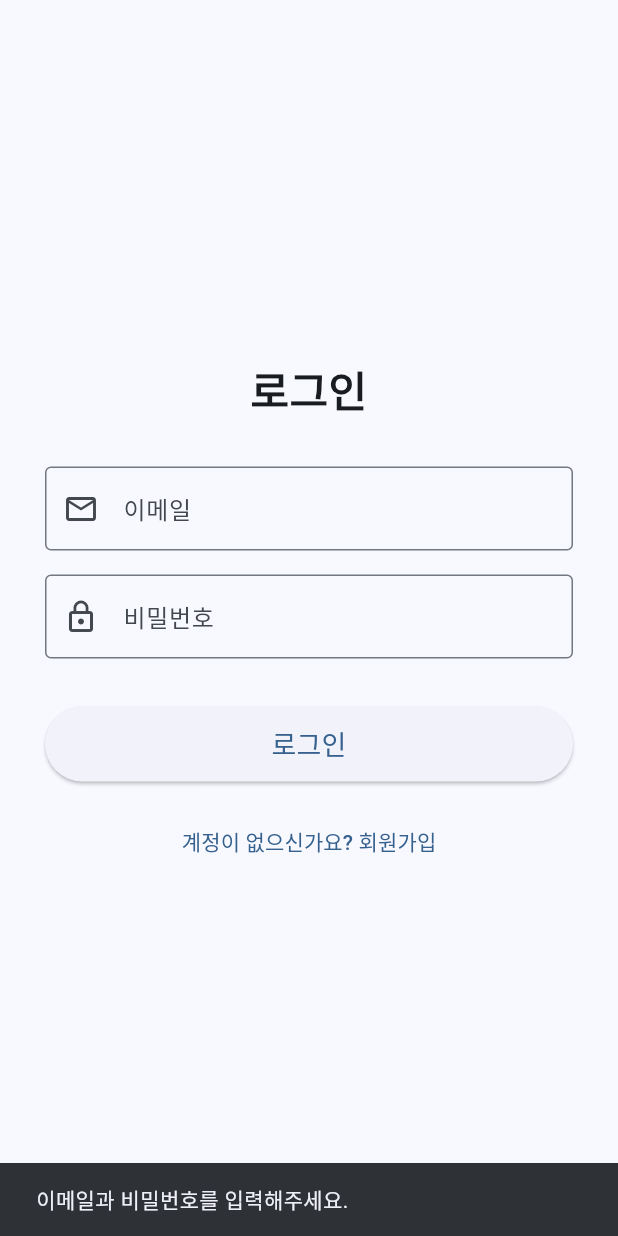
After one commit to YunFlutter/front_mission, a Flutter app: the LoginScreen screen opened directly, after a tap on "로그인", on a phone screen of 412 x 824 dp. The commit adds this screen. Run offline on Flutter 3.47's test engine with Material 3 defaults, Android fonts, the light colour scheme and no system bars; our stand-ins replace dio, flutter_riverpod, flutter_secure_storage, freezed_annotation, jwt_decoder, riverpod_annotation; accounts and stored records are empty; generated files the repository leaves out were written again.

Commit message:
feat : 로그인 페이지 작업 중

```diff
--- /dev/null
+++ b/lib/data/model/user_model.dart
@@ -0,0 +1,18 @@
+import 'package:freezed_annotation/freezed_annotation.dart';
+
+part 'user_model.freezed.dart';
+part 'user_model.g.dart';
+
+@freezed
+abstract class User with _$User {
+  // 생성자
+  factory User({
+    required int id,          // 사용자 고유 번호 (없으면 0 등으로 처리)
+    required String username, // 아이디 (이메일)
+    required String name,     // 사용자 이름 (표시 이름)
+    String? email,            // 이메일 (선택)
+  }) = _User;
+
+  // JSON -> 객체 변환 메서드
+  factory User.fromJson(Map<String, dynamic> json) => _$UserFromJson(json);
+}
--- a/lib/main.dart
+++ b/lib/main.dart
@@ -1,6 +1,6 @@
 import 'package:flutter/material.dart';
 import 'package:flutter_riverpod/flutter_riverpod.dart';
-import 'package:front_mission/ui/auth/signup_screen.dart';
+import 'package:front_mission/ui/auth/signup/signup_screen.dart';
 
 void main() {
   WidgetsFlutterBinding.ensureInitialized();
--- /dev/null
+++ b/lib/ui/auth/login/login_screen.dart
@@ -0,0 +1,145 @@
+import 'package:flutter/material.dart';
+import 'package:flutter_riverpod/flutter_riverpod.dart';
+import 'package:front_mission/provider/auth_provider.dart';
+import 'package:front_mission/ui/auth/signup/signup_screen.dart';
+
+class LoginScreen extends ConsumerStatefulWidget {
+  const LoginScreen({super.key});
+
+  @override
+  ConsumerState<LoginScreen> createState() => _LoginScreenState();
+}
+
+class _LoginScreenState extends ConsumerState<LoginScreen> {
+  final _emailController = TextEditingController();
+  final _passwordController = TextEditingController();
+
+  // ★ 중복 클릭 방지 락 (Lock)
+  bool _isLocked = false;
+
+  @override
+  void dispose() {
+    _emailController.dispose();
+    _passwordController.dispose();
+    super.dispose();
+  }
+
+  Future<void> _onLogin() async {
+    // 1. 락이 걸려있으면(이미 요청 중이면) 무시
+    if (_isLocked) return;
+
+    if (_emailController.text.isEmpty || _passwordController.text.isEmpty) {
+      ScaffoldMessenger.of(context).showSnackBar(
+        const SnackBar(content: Text('이메일과 비밀번호를 입력해주세요.')),
+      );
+      return;
+    }
+
+    // 2. 문 잠그기 + UI 갱신
+    setState(() => _isLocked = true);
+
+    try {
+      // 3. 로그인 요청 (Provider 호출)
+      await ref.read(authProvider.notifier).login(
+        username: _emailController.text,
+        password: _passwordController.text,
+      );
+
+      if (mounted) {
+        // // 4. 성공 시 이동
+        // Navigator.pushAndRemoveUntil(
+        //   context,
+        //   MaterialPageRoute(builder: (_) => const PostListScreen()),
+        //       (route) => false,
+        // );
+      }
+    } catch (e) {
+      if (mounted) {
+        ScaffoldMessenger.of(context).showSnackBar(
+          SnackBar(
+            content: Text('로그인 실패: ${e.toString()}'),
+            backgroundColor: Colors.red,
+          ),
+        );
+      }
+    } finally {
+      // 5. 작업이 끝나면 문 열어주기
+      if (mounted) {
+        setState(() => _isLocked = false);
+      }
+    }
+  }
+
+  @override
+  Widget build(BuildContext context) {
+    return Scaffold(
+      body: Center(
+        child: ConstrainedBox(
+          constraints: const BoxConstraints(maxWidth: 400),
+          child: Padding(
+            padding: const EdgeInsets.all(24.0),
+            child: Column(
+              mainAxisAlignment: MainAxisAlignment.center,
+              crossAxisAlignment: CrossAxisAlignment.stretch,
+              children: [
+                const Text(
+                  '로그인',
+                  style: TextStyle(fontSize: 28, fontWeight: FontWeight.bold),
+                  textAlign: TextAlign.center,
+                ),
+                const SizedBox(height: 32),
+
+                TextField(
+                  controller: _emailController,
+                  decoration: const InputDecoration(
+                    labelText: '이메일',
+                    prefixIcon: Icon(Icons.email_outlined),
+                    border: OutlineInputBorder(),
+                  ),
+                  keyboardType: TextInputType.emailAddress,
+                  textInputAction: TextInputAction.next,
+                ),
+                const SizedBox(height: 16),
+
+                TextField(
+                  controller: _passwordController,
+                  decoration: const InputDecoration(
+                    labelText: '비밀번호',
+                    prefixIcon: Icon(Icons.lock_outline),
+                    border: OutlineInputBorder(),
+                  ),
+                  obscureText: true,
+                  textInputAction: TextInputAction.done,
+                  onSubmitted: (_) => _onLogin(),
+                ),
+                const SizedBox(height: 32),
+
+                SizedBox(
+                  height: 50,
+                  child: ElevatedButton(
+                    onPressed: _isLocked ? null : _onLogin, // 락 걸리면 비활성화
+                    child: _isLocked
+                        ? const SizedBox(
+                        width: 24, height: 24, child: CircularProgressIndicator(strokeWidth: 2))
+                        : const Text('로그인', style: TextStyle(fontSize: 18)),
+                  ),
+                ),
+                const SizedBox(height: 16),
+
+                TextButton(
+                  onPressed: () {
+                    Navigator.push(
+                      context,
+                      MaterialPageRoute(builder: (_) => const SignupScreen()),
+                    );
+                  },
+                  child: const Text('계정이 없으신가요? 회원가입'),
+                ),
+              ],
+            ),
+          ),
+        ),
+      ),
+    );
+  }
+}
--- a/lib/ui/auth/signup_controller.dart
+++ b/lib/ui/auth/signup/signup_controller.dart
@@ -1,5 +1,5 @@
 import 'package:riverpod_annotation/riverpod_annotation.dart';
-import '../../data/repository/auth_repository.dart';
+import '../../../data/repository/auth_repository.dart';
 
 part 'signup_controller.g.dart';
 
--- a/lib/ui/auth/signup_screen.dart
+++ b/lib/ui/auth/signup/signup_screen.dart
@@ -1,6 +1,6 @@
 import 'package:flutter/material.dart';
 import 'package:flutter_riverpod/flutter_riverpod.dart';
-import '../../core/utils/validators.dart';
+import '../../../core/utils/validators.dart';
 import 'signup_controller.dart';
 
 class SignupScreen extends ConsumerStatefulWidget {
--- a/pubspec.yaml
+++ b/pubspec.yaml
@@ -42,6 +42,7 @@ dependencies:
   flutter_secure_storage: ^10.0.0
   intl: ^0.20.2
   analyzer: ^7.6.0
+  jwt_decoder: ^2.0.1
 
 dev_dependencies:
   flutter_test:
```
Also changed, not shown: lib/data/repository/auth_repository.dart (+15 -0 lines), lib/data/service/local_storage_service.dart (+27 -12 lines), lib/provider/auth_provider.dart (added, +80 -0 lines), lib/data/model/user_model.freezed.dart (added), lib/data/model/user_model.g.dart (added), lib/provider/auth_provider.g.dart (added), lib/ui/auth/signup/signup_controller.g.dart (renamed from lib/ui/auth/signup_controller.g.dart), pubspec.lock.
